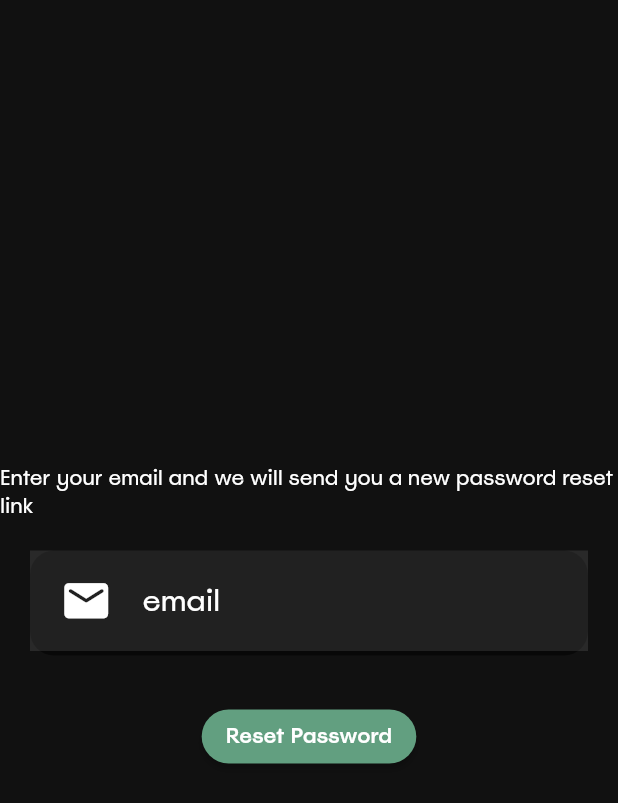
After one commit to KaliopPraktyki/praktyki_projekt, a Flutter app: the screen it shows after launch, after a tap on "Click here", on a phone screen of 412 x 824 dp. The commit adds this screen. Shown: the top 803 px of the screen. Run offline on Flutter 3.47's test engine with Material 3 defaults, Android fonts, the phone set to English and light mode, and no system bars; our stand-ins replace firebase_auth, firebase_core, flex_color_scheme, flutter_chat_types, flutter_chat_ui, ionicons and 1 more; missing offline and left inert: dart:ffi; accounts and stored records are empty.

Commit message:
forgot password added

```diff
--- /dev/null
+++ b/lib/screens/forgot_password.dart
@@ -0,0 +1,89 @@
+import 'package:firebase_auth/firebase_auth.dart';
+import 'package:flutter/material.dart';
+
+class forgotPasswordScreen extends StatefulWidget {
+  const forgotPasswordScreen({super.key});
+
+  @override
+  State<forgotPasswordScreen> createState() => _forgotPasswordScreenState();
+}
+
+class _forgotPasswordScreenState extends State<forgotPasswordScreen> {
+  final _emailController = TextEditingController();
+
+  @override
+  void dispose() {
+    _emailController.dispose();
+    super.dispose();
+  }
+
+  Future passwordReset() async {
+    try {
+      await FirebaseAuth.instance.sendPasswordResetEmail(email: _emailController.text.trim());
+      showDialog(context: context, builder: (context){
+        return AlertDialog(
+          content: Text("Password reset link sent! Check your email"),
+        );
+      });
+    } on FirebaseAuthException catch (e) {
+      print(e);
+      showDialog(context: context, builder: (context){
+        return AlertDialog(
+            content: Text(e.message.toString()),
+        );
+      });
+    }
+  }
+
+  @override
+  Widget build(BuildContext context) {
+    return Scaffold(
+      body: SafeArea(
+          child: Column(
+            crossAxisAlignment: CrossAxisAlignment.center,
+            mainAxisAlignment: MainAxisAlignment.center,
+            children: [
+              Text("Enter your email and we will send you a new password reset link"),
+              Container(
+                margin: EdgeInsets.all(20),
+                height: 70,
+                width: 500,
+                decoration: BoxDecoration(
+                  borderRadius: BorderRadius.circular(16),
+                  color: Colors.black.withOpacity(0.5),
+                ),
+                child: TextField(
+                  style: TextStyle(
+                    color: Colors.white,
+                  ),
+                  controller: _emailController,
+                  keyboardType: TextInputType.emailAddress,
+                  decoration: InputDecoration(
+                    contentPadding: EdgeInsets.symmetric(vertical: 20),
+                    border: InputBorder.none,
+                    hintText: "email",
+                    prefixIcon: Padding(
+                      padding: EdgeInsets.symmetric(horizontal: 20),
+                      child: Icon(Icons.email_rounded,
+                        color: Colors.white,
+                        size: 35,
+                      ),
+                    ),
+                    hintStyle: TextStyle(
+                      fontSize: 20,
+                      color: Colors.white,
+                    ),
+                  ),
+                ),
+              ),
+              SizedBox(height: 10,),
+              ElevatedButton(
+                  onPressed: (){
+                    passwordReset();
+                  },
+                  child: Text('Reset Password'))
+            ],
+          )),
+    );
+  }
+}
--- a/lib/screens/login.dart
+++ b/lib/screens/login.dart
@@ -2,6 +2,7 @@ import 'dart:ffi';
 
 import 'package:firebase_auth/firebase_auth.dart';
 import 'package:flutter/material.dart';
+import 'package:praktyki_projekt/screens/forgot_password.dart';
 
 class loginScreen extends StatefulWidget {
   final VoidCallback showRegisterScreen;
@@ -176,7 +177,11 @@ class _loginScreenState extends State<loginScreen> {
                           fontSize: 17,
                           color: Color.fromARGB(255, 55, 87, 57),
                         ),),
-                    onTap: null,
+                    onTap: (){
+                        Navigator.push(context, MaterialPageRoute(builder: (context){
+                            return forgotPasswordScreen();
+                        },),);
+                    },
                     ),
                   ],
                 ),
```
